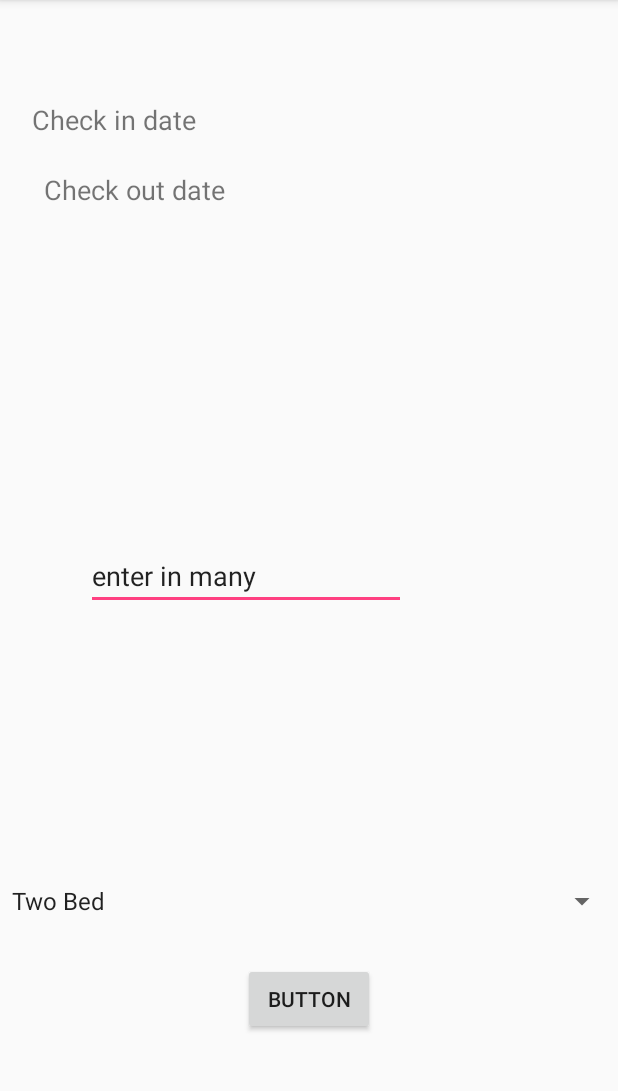
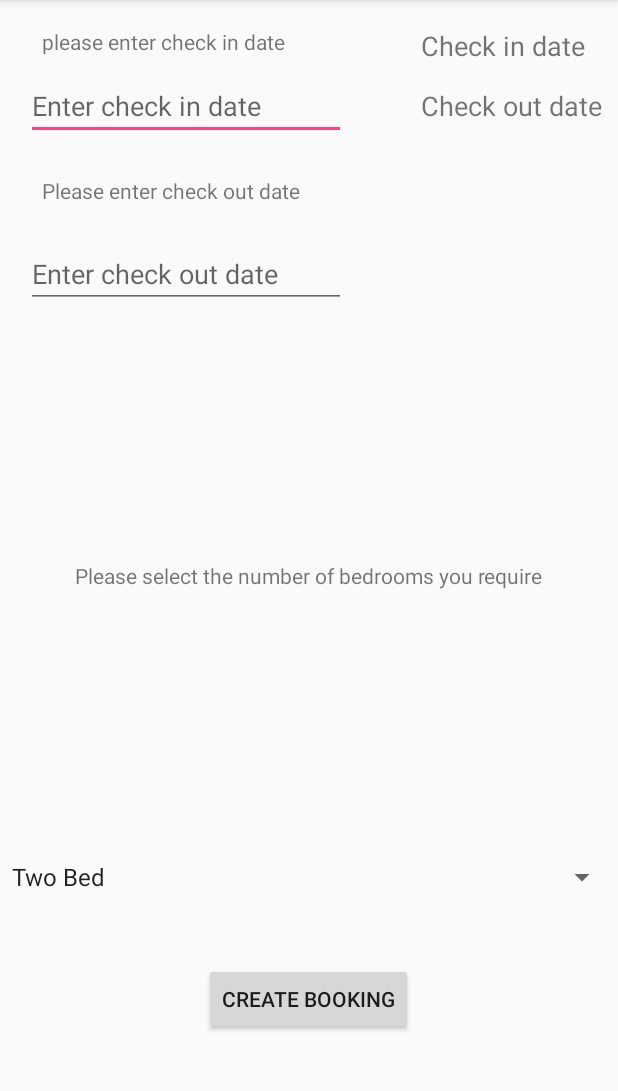
Before and after one commit to leannemcn/MaryportHolidayPark, an Android app: the BookingPage screen opened directly, with no data from a screen before it, on a phone screen of 412 x 824 dp, the part 84-1175 px from its top. Run offline under Robolectric (Android 15) with nearby library versions, the phone set to English and light mode, and no system bars; our stand-ins replace Firebase (no records; nobody signed in at launch, a user with empty details on screens opened directly).

Commit message:
Creating a booking & storing this in the database

```diff
--- a/app/src/main/java/com/example/b00682737/maryportholidaypark/BookingPage.java
+++ b/app/src/main/java/com/example/b00682737/maryportholidaypark/BookingPage.java
@@ -1,28 +1,18 @@
 package com.example.b00682737.maryportholidaypark;
 
 import android.app.DatePickerDialog;
-import android.graphics.Color;
-import android.graphics.drawable.ColorDrawable;
 import android.support.v7.app.AppCompatActivity;
 import android.os.Bundle;
 import android.text.TextUtils;
-import android.util.Log;
 import android.view.View;
 import android.widget.Button;
-import android.widget.DatePicker;
 import android.widget.EditText;
-import android.widget.RadioButton;
-import android.widget.RadioGroup;
 import android.widget.Spinner;
 import android.widget.TextView;
 import android.widget.Toast;
 
-import com.google.firebase.auth.FirebaseAuth;
-import com.google.firebase.auth.FirebaseUser;
 import com.google.firebase.database.DatabaseReference;
 import com.google.firebase.database.FirebaseDatabase;
-
-import java.util.Calendar;
 
 public class BookingPage extends AppCompatActivity {
 
@@ -31,131 +21,109 @@ public class BookingPage extends AppCompatActivity {
     private DatePickerDialog.OnDateSetListener mDateSetListener, mDateSetListener2;
     private TextView mDisplayDate2;
 
-    EditText editTextName;
-    Button createBookingg;
+    EditText enterCheckIn, enterCheckOut, editTextName;
+    Button createBooking2;
     Spinner spinnerSpin;
 
     DatabaseReference databaseCaravan;
-
-    //testing below
-   // private FirebaseAuth firebaseAuth3;
-  //  private DatabaseReference databaseReference;
-   // private EditText manyBeds;
-   // private Button createBooking;
-
-
 
 
     @Override
     protected void onCreate(Bundle savedInstanceState) {
         super.onCreate(savedInstanceState);
         setContentView(R.layout.activity_booking_page);
-        mDisplayDate = (TextView) findViewById(R.id.checkIn);
-        mDisplayDate2 = (TextView) findViewById(R.id.checkOut);
+        //   mDisplayDate = (TextView) findViewById(R.id.checkIn);
+        //mDisplayDate2 = (TextView) findViewById(R.id.checkOut);
 
         databaseCaravan = FirebaseDatabase.getInstance().getReference("bookings");
 
-        editTextName = (EditText) findViewById(R.id.editTextName);
-        createBookingg = (Button) findViewById(R.id.createBookingg);
+        enterCheckIn = (EditText) findViewById(R.id.enterCheckIn);
+        enterCheckOut = (EditText) findViewById(R.id.enterCheckOut);
+        createBooking2 = (Button) findViewById(R.id.createBooking2);
         spinnerSpin = (Spinner) findViewById(R.id.spinnerSpin);
 
-        createBookingg.setOnClickListener(new View.OnClickListener() {
+        createBooking2.setOnClickListener(new View.OnClickListener() {
             @Override
             public void onClick(View view) {
-                addBedroom();
+                addBooking();
 
             }
         });
-      //  firebaseAuth3 = FirebaseAuth.getInstance();
-      // databaseReference = FirebaseDatabase.getInstance().getReference();
-      //  manyBeds = (EditText)findViewById(R.id.manyBeds);
-      //  createBooking = (Button)findViewById(R.id.createBooking);
+    }
 
-        mDisplayDate.setOnClickListener(new View.OnClickListener(){
-            @Override
-            public void onClick(View view){
-                Calendar cal = Calendar.getInstance();
-                int year = cal.get(Calendar.YEAR);
-                int day = cal.get(Calendar.DAY_OF_MONTH);
-                int month = cal.get(Calendar.MONTH);
+        //  mDisplayDate.setOnClickListener(new View.OnClickListener(){
+        //    @Override
+        //   public void onClick(View view){
+        //    Calendar cal = Calendar.getInstance();
+        //   int year = cal.get(Calendar.YEAR);
+        //  int day = cal.get(Calendar.DAY_OF_MONTH);
+        //  int month = cal.get(Calendar.MONTH);
 
-                DatePickerDialog dialog = new DatePickerDialog(
-                        BookingPage.this,
-                        android.R.style.Theme_Light, mDateSetListener, year, day, month);
-                dialog.getWindow().setBackgroundDrawable(new ColorDrawable(Color.TRANSPARENT));
-                dialog.show();
-            }
-        });
+        // DatePickerDialog dialog = new DatePickerDialog(
+        //     BookingPage.this,
+        //    //     android.R.style.Theme_Light, mDateSetListener, year, day, month);
+        // dialog.getWindow().setBackgroundDrawable(new ColorDrawable(Color.TRANSPARENT));
+        // dialog.show();
+        // }
+        //  });
 
-        mDisplayDate2.setOnClickListener(new View.OnClickListener(){
-            @Override
-            public void onClick(View view){
-                Calendar cal2 = Calendar.getInstance();
-                int year = cal2.get(Calendar.YEAR);
-                int day = cal2.get(Calendar.DAY_OF_MONTH);
-                int month = cal2.get(Calendar.MONTH);
+        //  mDisplayDate2.setOnClickListener(new View.OnClickListener(){
+        //   @Override
+        //  public void onClick(View view){
+        //   Calendar cal2 = Calendar.getInstance();
+        //  int year = cal2.get(Calendar.YEAR);
+        //  int day = cal2.get(Calendar.DAY_OF_MONTH);
+        // int month = cal2.get(Calendar.MONTH);
 
-                DatePickerDialog dialog2 = new DatePickerDialog(
-                        BookingPage.this,
-                        android.R.style.Theme_Light, mDateSetListener2, year, day, month);
-                dialog2.getWindow().setBackgroundDrawable(new ColorDrawable(Color.TRANSPARENT));
-                dialog2.show();
-            }
-        });
+        //  DatePickerDialog dialog2 = new DatePickerDialog(
+        //       BookingPage.this,
+        //       android.R.style.Theme_Light, mDateSetListener2, year, day, month);
+        // dialog2.getWindow().setBackgroundDrawable(new ColorDrawable(Color.TRANSPARENT));
+        // dialog2.show();
+        //  }
+        //  });
 
-        mDateSetListener = new DatePickerDialog.OnDateSetListener() {
-            @Override
-            public void onDateSet(DatePicker datePicker, int year, int month, int day) {
-                month = month + 1; //this makes january appear as month 1 instead of 0
-                Log.d(TAG, "onDateSet: mm/dd/yyyy: " + month + "/" + day + "/" + year );
-                String date = month + "/" + day + "/" + year;
-                mDisplayDate.setText(date);
-            }
+        //mDateSetListener = new DatePickerDialog.OnDateSetListener() {
+        // @Override
+        // public void onDateSet(DatePicker datePicker, int year, int month, int day) {
+        //   month = month + 1; //this makes january appear as month 1 instead of 0
+        //  Log.d(TAG, "onDateSet: mm/dd/yyyy: " + month + "/" + day + "/" + year );
+        // String date = month + "/" + day + "/" + year;
+        // mDisplayDate.setText(date);
+        //    }
 
-        };
+        //   };
 
-        mDateSetListener2 = new DatePickerDialog.OnDateSetListener() {
-            @Override
-            public void onDateSet(DatePicker datePicker, int year, int month, int day) {
-                month = month + 1; //this makes january appear as month 1 instead of 0
-                Log.d(TAG, "onDateSet: mm/dd/yyyy: " + month + "/" + day + "/" + year );
-                String date = month + "/" + day + "/" + year;
-                mDisplayDate2.setText(date);
-            }
+        //  mDateSetListener2 = new DatePickerDialog.OnDateSetListener() {
+        //  @Override
+        // public void onDateSet(DatePicker datePicker, int year, int month, int day) {
+        //    month = month + 1; //this makes january appear as month 1 instead of 0
+        //    Log.d(TAG, "onDateSet: mm/dd/yyyy: " + month + "/" + day + "/" + year );
+        //   String date = month + "/" + day + "/" + year;
+        //   mDisplayDate2.setText(date);
+        // }
 
-        };
-      //  private void saveUserInformation(){
-          //  String manyBeds = manyBeds.getText().toString().trim();
+        //  };
 
-          //  UserInformation userInformation = new UserInformation(manyBeds);
-           // FirebaseUser user = firebaseAuth3.getCurrentUser();
-           // databaseReference.child(user.getUid()).setValue(userInformation);
-           // Toast.makeText(this, "information saved..", Toast.LENGTH_LONG).show();
+        // }
 
-    }
-   // if(view == createBooking){
-        //    saveUserInformation();
-  //  }
-
-    private void addBedroom(){
-        String name = editTextName.getText().toString().trim();
-        String caravan = spinnerSpin.getSelectedItem().toString();
-
-        if(!TextUtils.isEmpty(name)){
-           String id = databaseCaravan.push().getKey(); //to create a unique string inside bookings
-
-            Caravan caravan1 = new Caravan(id, name, caravan);
-            databaseCaravan.child(id).setValue(caravan1);
-
-            Toast.makeText(this, "Booking added", Toast.LENGTH_LONG).show();
+        private void addBooking(){
+            String checkingin = enterCheckIn.getText().toString().trim();
+            String checkingout = enterCheckOut.getText().toString().trim();
+            String caravan = spinnerSpin.getSelectedItem().toString();
 
 
-        }else{
-            Toast.makeText(this, "you should enter a name", Toast.LENGTH_LONG).show();
+            if (!TextUtils.isEmpty(checkingin)) {
+                String id = databaseCaravan.push().getKey(); //to create a unique string inside bookings
+
+                Caravan caravan1 = new Caravan(id, checkingin, caravan,checkingout);
+                databaseCaravan.child(id).setValue(caravan1);
+
+                Toast.makeText(this, "Your booking has been successfully added", Toast.LENGTH_LONG).show();
+
+
+            } else {
+                Toast.makeText(this, "Please fill out required details for making a booking", Toast.LENGTH_LONG).show();
+            }
         }
     }
-
-    }
-
-
-//}
--- a/app/src/main/res/layout/activity_booking_page.xml
+++ b/app/src/main/res/layout/activity_booking_page.xml
@@ -12,18 +12,18 @@
         android:layout_height="wrap_content"
         android:layout_alignParentBottom="true"
         android:layout_alignParentStart="true"
-        android:layout_marginBottom="155dp"
+        android:layout_marginBottom="171dp"
         android:entries="@array/bedroom" />
 
 
     <TextView
-        android:id="@+id/checkIn"
+        android:id="@+id/checkIN"
         android:layout_width="wrap_content"
         android:layout_height="wrap_content"
-        android:layout_alignParentStart="true"
+        android:layout_alignParentEnd="true"
         android:layout_alignParentTop="true"
-        android:layout_marginStart="21dp"
-        android:layout_marginTop="67dp"
+        android:layout_marginEnd="22dp"
+        android:layout_marginTop="18dp"
         android:text="Check in date"
         android:textSize="18sp" />
 
@@ -31,32 +31,67 @@
         android:id="@+id/checkOut"
         android:layout_width="wrap_content"
         android:layout_height="wrap_content"
-        android:layout_alignParentStart="true"
         android:layout_alignParentTop="true"
-        android:layout_marginStart="29dp"
-        android:layout_marginTop="114dp"
+        android:layout_alignStart="@+id/checkIN"
+        android:layout_marginTop="58dp"
         android:text="Check out date"
         android:textSize="18sp"
         tools:text="Check out date" />
 
     <EditText
-        android:id="@+id/editTextName"
+        android:id="@+id/enterCheckIn"
         android:layout_width="wrap_content"
         android:layout_height="wrap_content"
+        android:layout_alignBaseline="@+id/checkOut"
         android:layout_alignParentStart="true"
-        android:layout_centerVertical="true"
-        android:layout_marginStart="57dp"
+        android:layout_marginStart="17dp"
         android:ems="10"
-        android:inputType="textPersonName"
-        android:text="enter in many" />
+        android:hint="Enter check in date"
+        android:inputType="textPersonName" />
 
     <Button
-        android:id="@+id/createBookingg"
+        android:id="@+id/createBooking2"
         android:layout_width="wrap_content"
         android:layout_height="wrap_content"
         android:layout_alignParentBottom="true"
         android:layout_centerHorizontal="true"
         android:layout_marginBottom="78dp"
-        android:text="Button" />
+        android:text="Create Booking" />
+
+    <TextView
+        android:id="@+id/textView2"
+        android:layout_width="wrap_content"
+        android:layout_height="wrap_content"
+        android:layout_alignParentStart="true"
+        android:layout_alignTop="@+id/checkIN"
+        android:layout_marginStart="28dp"
+        android:text="please enter check in date" />
+
+    <TextView
+        android:id="@+id/textView3"
+        android:layout_width="wrap_content"
+        android:layout_height="wrap_content"
+        android:layout_alignParentTop="true"
+        android:layout_alignStart="@+id/textView2"
+        android:layout_marginTop="117dp"
+        android:text="Please enter check out date" />
+
+    <EditText
+        android:id="@+id/enterCheckOut"
+        android:layout_width="wrap_content"
+        android:layout_height="wrap_content"
+        android:layout_alignParentTop="true"
+        android:layout_alignStart="@+id/enterCheckIn"
+        android:layout_marginTop="160dp"
+        android:ems="10"
+        android:hint="Enter check out date"
+        android:inputType="textPersonName" />
+
+    <TextView
+        android:id="@+id/textView4"
+        android:layout_width="wrap_content"
+        android:layout_height="wrap_content"
+        android:layout_centerInParent="true"
+        android:text="Please select the number of bedrooms you require" />
 
 </RelativeLayout>
```
Also changed, not shown: app/src/main/java/com/example/b00682737/maryportholidaypark/Caravan.java (+16 -9 lines), app/src/main/java/com/example/b00682737/maryportholidaypark/UserInformation.java (deleted, +0 -14 lines).
